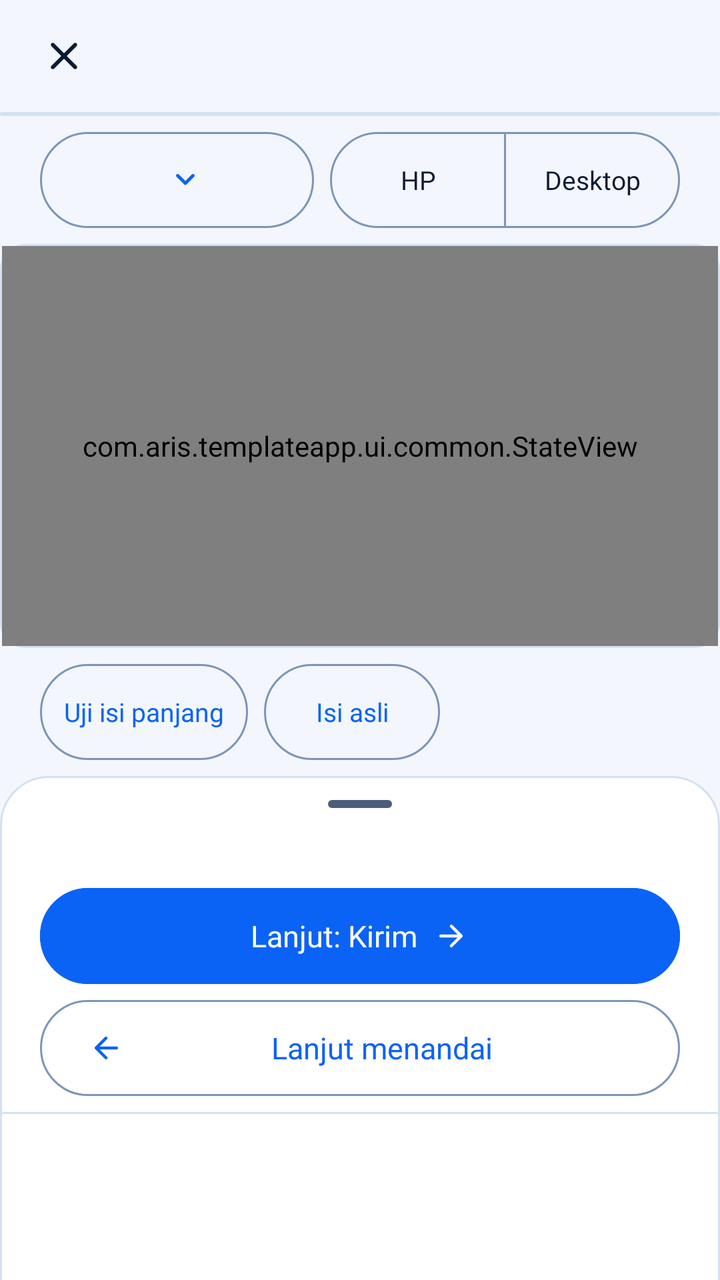
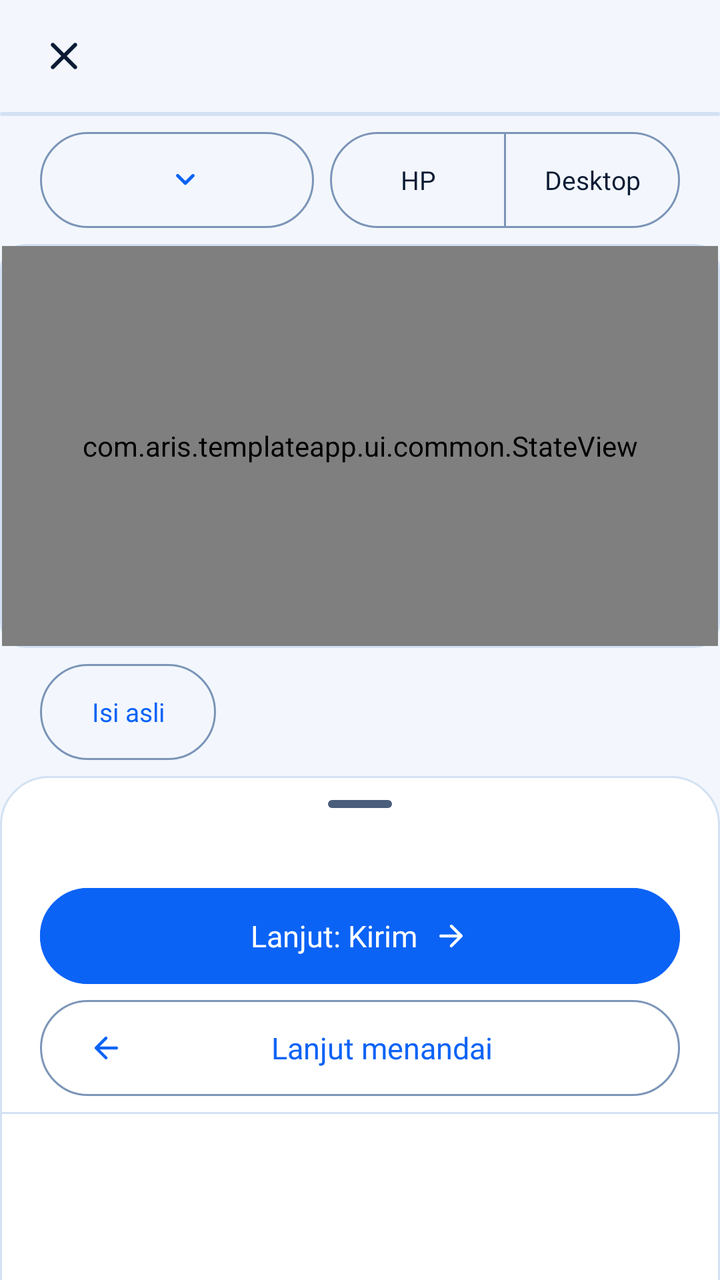

Screens rendered from an Android XML layout before and after an edit, with the pre-edit source and the edit as a unified diff.
<!-- AndroidManifest.xml: application theme Theme.App -->
<!-- res/layout/fragment_upload_try.xml -->
<?xml version="1.0" encoding="utf-8"?>
<androidx.coordinatorlayout.widget.CoordinatorLayout xmlns:android="http://schemas.android.com/apk/res/android"
    xmlns:app="http://schemas.android.com/apk/res-auto"
    android:layout_width="match_parent"
    android:layout_height="match_parent">

    <LinearLayout
        android:id="@+id/content"
        android:layout_width="match_parent"
        android:layout_height="match_parent"
        android:orientation="vertical"
        android:paddingBottom="@dimen/try_sheet_peek">

        <include
            android:id="@+id/header"
            layout="@layout/view_wizard_header" />

        <LinearLayout
            android:id="@+id/controls_row"
            android:layout_width="match_parent"
            android:layout_height="wrap_content"
            android:gravity="center_vertical"
            android:orientation="horizontal"
            android:paddingHorizontal="@dimen/screen_padding_horizontal"
            android:paddingVertical="@dimen/space_2">

            <Button
                android:id="@+id/page_button"
                style="@style/Widget.App.Button.Dropdown"
                android:layout_width="0dp"
                android:layout_height="wrap_content"
                android:layout_weight="1"
                android:contentDescription="@string/cd_page_select"
                android:ellipsize="end"
                android:maxLines="1" />

            <com.google.android.material.button.MaterialButtonToggleGroup
                android:id="@+id/view_toggle"
                android:layout_width="wrap_content"
                android:layout_height="wrap_content"
                android:layout_marginStart="@dimen/space_2"
                app:selectionRequired="true"
                app:singleSelection="true">

                <Button
                    android:id="@+id/view_mobile"
                    style="@style/Widget.App.Button.Toggle"
                    android:layout_width="wrap_content"
                    android:layout_height="wrap_content"
                    android:text="@string/upload_view_mobile" />

                <Button
                    android:id="@+id/view_desktop"
                    style="@style/Widget.App.Button.Toggle"
                    android:layout_width="wrap_content"
                    android:layout_height="wrap_content"
                    android:text="@string/upload_view_desktop" />
            </com.google.android.material.button.MaterialButtonToggleGroup>
        </LinearLayout>

        <FrameLayout
            android:id="@+id/web_frame"
            android:layout_width="match_parent"
            android:layout_height="0dp"
            android:layout_weight="1"
            android:background="@drawable/bg_thumbnail"
            android:padding="@dimen/border_width">

            <com.aris.templateapp.ui.common.StateView
                android:id="@+id/state"
                android:layout_width="match_parent"
                android:layout_height="match_parent"
                android:background="@color/color_background" />
        </FrameLayout>

        <LinearLayout
            android:id="@+id/tools_row"
            android:layout_width="match_parent"
            android:layout_height="wrap_content"
            android:orientation="horizontal"
            android:paddingHorizontal="@dimen/screen_padding_horizontal"
            android:paddingVertical="@dimen/space_2">

            <Button
                android:id="@+id/long_button"
                style="@style/Widget.App.Button.Outlined.Compact"
                android:layout_width="wrap_content"
                android:layout_height="wrap_content"
                android:text="@string/try_long_content" />

            <Button
                android:id="@+id/reset_button"
                style="@style/Widget.App.Button.Outlined.Compact"
                android:layout_width="wrap_content"
                android:layout_height="wrap_content"
                android:layout_marginStart="@dimen/space_2"
                android:text="@string/try_reset" />
        </LinearLayout>
    </LinearLayout>

    
    <LinearLayout
        android:id="@+id/sheet"
        android:layout_width="match_parent"
        android:layout_height="match_parent"
        android:background="@drawable/bg_sheet_top"
        android:contentDescription="@string/cd_try_panel"
        android:orientation="vertical"
        app:behavior_expandedOffset="@dimen/try_sheet_expanded_offset"
        app:behavior_fitToContents="false"
        app:behavior_peekHeight="@dimen/try_sheet_peek"
        app:layout_behavior="com.google.android.material.bottomsheet.BottomSheetBehavior">

        <com.google.android.material.bottomsheet.BottomSheetDragHandleView
            android:id="@+id/drag_handle"
            android:layout_width="match_parent"
            android:layout_height="wrap_content" />

        <HorizontalScrollView
            android:id="@+id/section_scroll"
            android:layout_width="match_parent"
            android:layout_height="wrap_content"
            android:scrollbars="none">

            <com.google.android.material.chip.ChipGroup
                android:id="@+id/section_chips"
                android:layout_width="wrap_content"
                android:layout_height="wrap_content"
                android:paddingHorizontal="@dimen/screen_padding_horizontal"
                app:selectionRequired="true"
                app:singleLine="true"
                app:singleSelection="true" />
        </HorizontalScrollView>

        <LinearLayout
            android:id="@+id/sheet_actions"
            android:layout_width="match_parent"
            android:layout_height="wrap_content"
            android:orientation="vertical"
            android:paddingHorizontal="@dimen/screen_padding_horizontal"
            android:paddingVertical="@dimen/space_2">

            <TextView
                android:id="@+id/need_fields"
                android:layout_width="match_parent"
                android:layout_height="wrap_content"
                android:textAppearance="@style/TextAppearance.App.BodySmall"
                android:textColor="@color/color_warning"
                android:visibility="gone" />

            <Button
                android:id="@+id/next_button"
                style="@style/Widget.App.Button"
                android:layout_width="match_parent"
                android:layout_height="wrap_content"
                android:text="@string/try_next_send"
                app:icon="@drawable/ic_arrow_forward"
                app:iconGravity="textEnd" />

            <Button
                android:id="@+id/back_mark_button"
                style="@style/Widget.App.Button.Outlined"
                android:layout_width="match_parent"
                android:layout_height="wrap_content"
                android:layout_marginTop="@dimen/space_2"
                android:text="@string/try_back_mark"
                app:icon="@drawable/ic_arrow_back" />
        </LinearLayout>

        <com.google.android.material.divider.MaterialDivider
            android:layout_width="match_parent"
            android:layout_height="wrap_content" />

        <androidx.core.widget.NestedScrollView
            android:id="@+id/form_scroll"
            android:layout_width="match_parent"
            android:layout_height="match_parent">

            <LinearLayout
                android:id="@+id/form"
                android:layout_width="match_parent"
                android:layout_height="wrap_content"
                android:orientation="vertical"
                android:paddingHorizontal="@dimen/screen_padding_horizontal"
                android:paddingBottom="@dimen/space_8" />
        </androidx.core.widget.NestedScrollView>
    </LinearLayout>
</androidx.coordinatorlayout.widget.CoordinatorLayout>
<!-- res/layout/view_wizard_header.xml (included above) -->
<?xml version="1.0" encoding="utf-8"?>
<LinearLayout xmlns:android="http://schemas.android.com/apk/res/android"
    xmlns:app="http://schemas.android.com/apk/res-auto"
    xmlns:tools="http://schemas.android.com/tools"
    android:layout_width="match_parent"
    android:layout_height="wrap_content"
    android:orientation="vertical">

    <LinearLayout
        android:layout_width="match_parent"
        android:layout_height="@dimen/app_bar_height"
        android:gravity="center_vertical"
        android:orientation="horizontal"
        android:paddingEnd="@dimen/screen_padding_horizontal"
        tools:ignore="RtlSymmetry">

        <ImageButton
            android:id="@+id/close_button"
            android:layout_width="@dimen/touch_target_min"
            android:layout_height="@dimen/touch_target_min"
            android:layout_marginStart="@dimen/space_2"
            android:background="?attr/selectableItemBackgroundBorderless"
            android:contentDescription="@string/cd_close_wizard"
            android:src="@drawable/ic_close" />

        <TextView
            android:id="@+id/title"
            android:layout_width="0dp"
            android:layout_height="wrap_content"
            android:layout_marginStart="@dimen/space_2"
            android:layout_weight="1"
            android:ellipsize="end"
            android:maxLines="1"
            android:textAppearance="@style/TextAppearance.App.Title" />

        <TextView
            android:id="@+id/step"
            style="@style/Widget.App.SectionTitle"
            android:layout_marginStart="@dimen/space_2" />
    </LinearLayout>

    <com.google.android.material.progressindicator.LinearProgressIndicator
        android:id="@+id/step_bar"
        android:layout_width="match_parent"
        android:layout_height="wrap_content"
        android:max="6"
        app:indicatorColor="@color/color_foreground"
        app:indicatorTrackGapSize="0dp"
        app:trackColor="@color/color_border"
        app:trackStopIndicatorSize="0dp"
        app:trackThickness="@dimen/border_width_selected" />
</LinearLayout>
<!-- resources referenced by this layout -->
<resources>
  <color name="color_background">#F3F7FD</color>
  <color name="color_border">#D3E1F4</color>
  <color name="color_foreground">#0B1B33</color>
  <color name="color_warning">#A35200</color>
  <dimen name="app_bar_height">56dp</dimen>
  <dimen name="border_width">1dp</dimen>
  <dimen name="border_width_selected">2dp</dimen>
  <dimen name="screen_padding_horizontal">20dp</dimen>
  <dimen name="space_2">8dp</dimen>
  <dimen name="space_8">32dp</dimen>
  <dimen name="touch_target_min">48dp</dimen>
  <dimen name="try_sheet_expanded_offset">300dp</dimen>
  <dimen name="try_sheet_peek">252dp</dimen>
  <string name="cd_close_wizard">Tutup upload</string>
  <string name="cd_page_select">Pilih halaman</string>
  <string name="cd_try_panel">Form isian percobaan</string>
  <string name="try_back_mark">Lanjut menandai</string>
  <string name="try_long_content">Uji isi panjang</string>
  <string name="try_next_send">Lanjut: Kirim</string>
  <string name="try_reset">Isi asli</string>
  <string name="upload_view_desktop">Desktop</string>
  <string name="upload_view_mobile">HP</string>
  <style name="Theme.App" parent="Base.Theme.App" />
  <dimen name="radius_large">24dp</dimen>
  <color name="color_surface">#FFFFFF</color>
  <dimen name="radius_small">12dp</dimen>
  <color name="color_surface_subtle">#E9F1FC</color>
  <dimen name="text_body_small">13sp</dimen>
  <dimen name="text_title">18sp</dimen>
  <dimen name="button_height">48dp</dimen>
  <dimen name="radius_button">24dp</dimen>
  <color name="color_primary_ripple">#1F0B63F6</color>
  <dimen name="space_3">12dp</dimen>
  <dimen name="icon_size_small">20dp</dimen>
  <dimen name="space_1">4dp</dimen>
  <color name="color_border_strong">#7C95B8</color>
  <style name="TextAppearance.App.Button.Small">
          <item name="android:textSize">@dimen/text_body_small</item>
      </style>
  <dimen name="text_body">15sp</dimen>
  <dimen name="text_label">12sp</dimen>
  <color name="color_primary">#0B63F6</color>
  <color name="color_on_primary">#FFFFFF</color>
  <color name="color_primary_container">#DCEAFF</color>
  <color name="color_on_primary_container">#003A94</color>
  <color name="color_accent">#FFC531</color>
  <color name="color_on_accent">#3D2A00</color>
  <color name="color_link">#0A58DB</color>
  <color name="color_muted">#4A5D7A</color>
  <color name="color_error">#C9252D</color>
  <style name="TextAppearance.App.Default" parent="TextAppearance.AppCompat">
          <item name="fontFamily">@font/plus_jakarta_sans</item>
          <item name="android:fontFamily">@font/plus_jakarta_sans</item>
      </style>
  <style name="ShapeAppearance.App.Small" parent="ShapeAppearance.Material3.SmallComponent">
          <item name="cornerSize">@dimen/radius_small</item>
      </style>
  <style name="ShapeAppearance.App.Medium" parent="ShapeAppearance.Material3.MediumComponent">
          <item name="cornerSize">@dimen/radius_medium</item>
      </style>
  <style name="ShapeAppearance.App.Large" parent="ShapeAppearance.Material3.LargeComponent">
          <item name="cornerSize">@dimen/radius_large</item>
      </style>
  <style name="Widget.App.Divider" parent="Widget.Material3.MaterialDivider">
          <item name="dividerColor">@color/color_border</item>
          <item name="dividerThickness">@dimen/border_width</item>
      </style>
  <style name="ThemeOverlay.App.BottomSheetDialog" parent="ThemeOverlay.Material3.BottomSheetDialog">
          <item name="bottomSheetStyle">@style/Widget.App.BottomSheet</item>
      </style>
  <style name="Widget.App.Snackbar" parent="Widget.Material3.Snackbar">
          <item name="backgroundTint">@color/color_foreground</item>
          <item name="shapeAppearance">@style/ShapeAppearance.App.Medium</item>
      </style>
  <dimen name="text_display">32sp</dimen>
  <dimen name="text_headline">24sp</dimen>
  <dimen name="radius_medium">16dp</dimen>
  <color name="color_link_tint">#0F0A58DB</color>
  <!-- unchanged entries left out for length: 33 -->
</resources>

<!-- the commit's change to res/layout/fragment_upload_try.xml (unified diff, before → after) -->
@@ -82,18 +82,10 @@
             android:paddingVertical="@dimen/space_2">
 
             <Button
-                android:id="@+id/long_button"
-                style="@style/Widget.App.Button.Outlined.Compact"
-                android:layout_width="wrap_content"
-                android:layout_height="wrap_content"
-                android:text="@string/try_long_content" />
-
-            <Button
                 android:id="@+id/reset_button"
                 style="@style/Widget.App.Button.Outlined.Compact"
                 android:layout_width="wrap_content"
                 android:layout_height="wrap_content"
-                android:layout_marginStart="@dimen/space_2"
                 android:text="@string/try_reset" />
         </LinearLayout>
     </LinearLayout>
<!-- resource entries referenced after the edit -->
@@ -17,7 +17,6 @@
   <string name="cd_page_select">Pilih halaman</string>
   <string name="cd_try_panel">Form isian percobaan</string>
   <string name="try_back_mark">Lanjut menandai</string>
-  <string name="try_long_content">Uji isi panjang</string>
   <string name="try_next_send">Lanjut: Kirim</string>
   <string name="try_reset">Isi asli</string>
   <string name="upload_view_desktop">Desktop</string>
